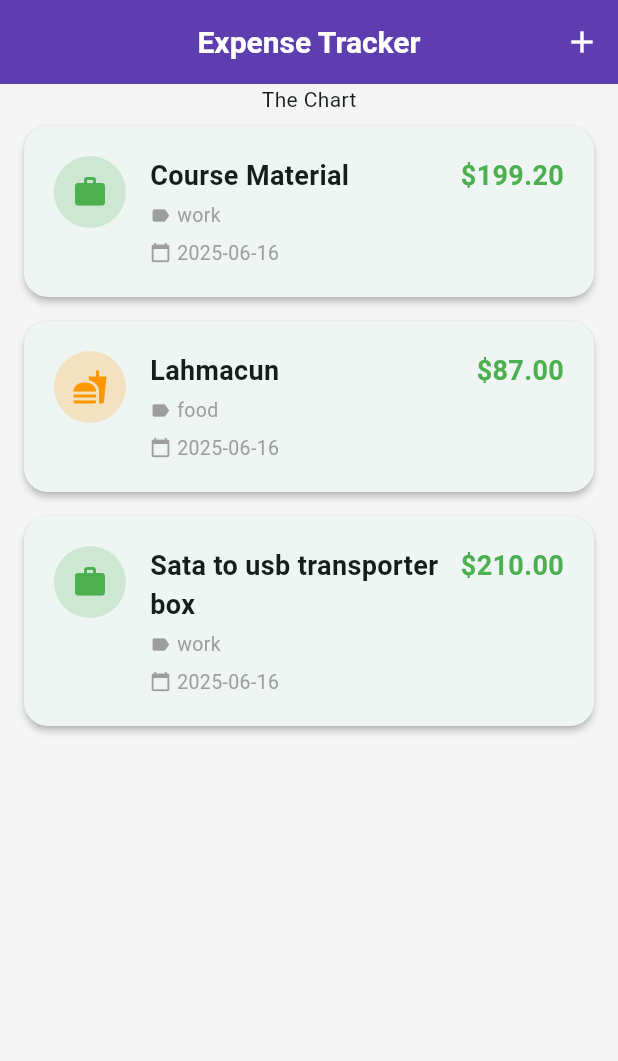
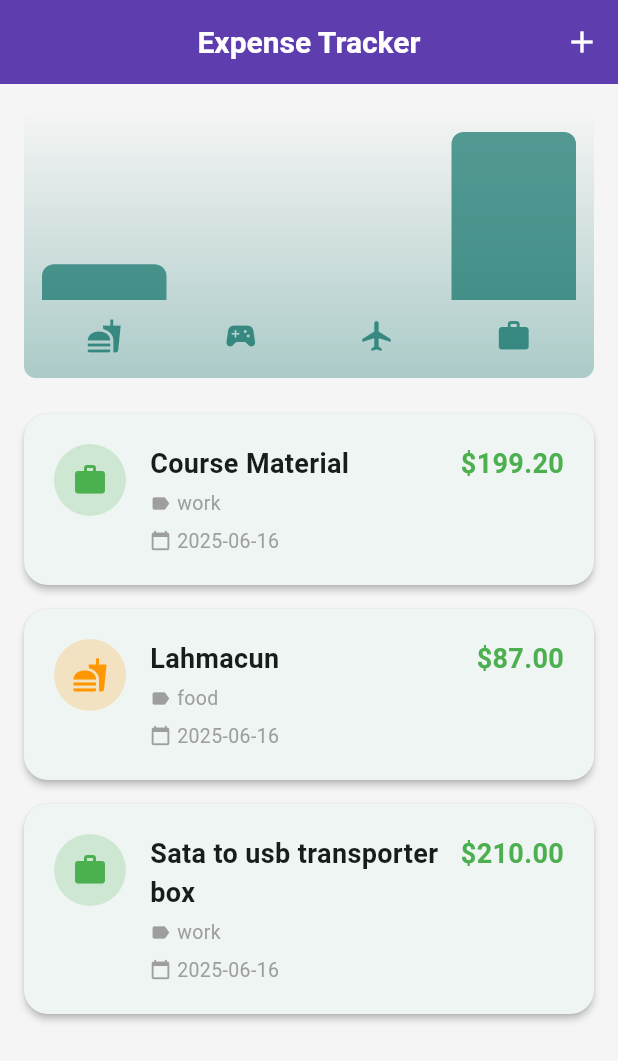
Before and after one commit to bugraozdmr/flutter_course, a Flutter app: the screen it shows after launch, on a phone screen of 412 x 824 dp. Shown: the top 1061 px of the screen. Run offline on Flutter 3.47's test engine with Material 3 defaults, Android fonts, the phone set to English and light mode, and no system bars; our stand-ins replace google_fonts.

Commit message:
expense tracker part 4 and done

```diff
--- a/projects/expense_tracker/lib/models/expense.dart
+++ b/projects/expense_tracker/lib/models/expense.dart
@@ -22,3 +22,18 @@ class Expense {
   final DateTime date;
   final Category category;
 }
+
+class ExpenseBucket {
+  const ExpenseBucket({required this.category, required this.expenses});
+
+  final Category category;
+  final List<Expense> expenses;
+
+  ExpenseBucket.forCategory(List<Expense> allExpenses, this.category)
+    : expenses =
+          allExpenses.where((expense) => expense.category == category).toList();
+
+  double get totalExpenses {
+    return expenses.fold(0, (sum, item) => sum + item.amount);
+  }
+}
--- /dev/null
+++ b/projects/expense_tracker/lib/widgets/chart/chart.dart
@@ -0,0 +1,95 @@
+import 'package:expense_tracker/helpers/helpers.dart';
+import 'package:flutter/material.dart';
+
+import 'package:expense_tracker/widgets/chart/chart_bar.dart';
+import 'package:expense_tracker/models/expense.dart';
+
+class Chart extends StatelessWidget {
+  const Chart({super.key, required this.expenses});
+
+  final List<Expense> expenses;
+
+  List<ExpenseBucket> get buckets {
+    return [
+      ExpenseBucket.forCategory(expenses, Category.food),
+      ExpenseBucket.forCategory(expenses, Category.leisure),
+      ExpenseBucket.forCategory(expenses, Category.travel),
+      ExpenseBucket.forCategory(expenses, Category.work),
+    ];
+  }
+
+  double get maxTotalExpense {
+    double maxTotalExpense = 0;
+
+    for (final bucket in buckets) {
+      if (bucket.totalExpenses > maxTotalExpense) {
+        maxTotalExpense = bucket.totalExpenses;
+      }
+    }
+
+    return maxTotalExpense;
+  }
+
+  @override
+  Widget build(BuildContext context) {
+    final isDarkMode =
+        MediaQuery.of(context).platformBrightness == Brightness.dark;
+    return Container(
+      margin: const EdgeInsets.all(16),
+      padding: const EdgeInsets.symmetric(vertical: 16, horizontal: 8),
+      width: double.infinity,
+      height: 180,
+      decoration: BoxDecoration(
+        borderRadius: BorderRadius.circular(8),
+        gradient: LinearGradient(
+          colors: [
+            Theme.of(context).colorScheme.primary.withOpacity(0.3),
+            Theme.of(context).colorScheme.primary.withOpacity(0.0),
+          ],
+          begin: Alignment.bottomCenter,
+          end: Alignment.topCenter,
+        ),
+      ),
+      child: Column(
+        children: [
+          Expanded(
+            child: Row(
+              crossAxisAlignment: CrossAxisAlignment.end,
+              children: [
+                for (final bucket in buckets) // alternative to map()
+                  ChartBar(
+                    fill:
+                        bucket.totalExpenses == 0
+                            ? 0
+                            : bucket.totalExpenses / maxTotalExpense,
+                  ),
+              ],
+            ),
+          ),
+          const SizedBox(height: 12),
+          Row(
+            children:
+                buckets
+                    .map(
+                      (bucket) => Expanded(
+                        child: Padding(
+                          padding: const EdgeInsets.symmetric(horizontal: 4),
+                          child: Icon(
+                            getCategoryIcon(bucket.category),
+                            color:
+                                isDarkMode
+                                    ? Theme.of(context).colorScheme.secondary
+                                    : Theme.of(
+                                      context,
+                                    ).colorScheme.primary.withOpacity(0.7),
+                          ),
+                        ),
+                      ),
+                    )
+                    .toList(),
+          ),
+        ],
+      ),
+    );
+  }
+}
--- /dev/null
+++ b/projects/expense_tracker/lib/widgets/chart/chart_bar.dart
@@ -0,0 +1,34 @@
+import 'package:flutter/material.dart';
+
+class ChartBar extends StatelessWidget {
+  const ChartBar({super.key, required this.fill});
+
+  final double fill;
+
+  @override
+  Widget build(BuildContext context) {
+    // dynamicly get dark or light mode
+    final isDarkMode =
+        MediaQuery.of(context).platformBrightness == Brightness.dark;
+    return Expanded(
+      child: Padding(
+        padding: const EdgeInsets.symmetric(horizontal: 4),
+        child: FractionallySizedBox(
+          heightFactor: fill,
+          child: DecoratedBox(
+            decoration: BoxDecoration(
+              shape: BoxShape.rectangle,
+              borderRadius: const BorderRadius.vertical(
+                top: Radius.circular(8),
+              ),
+              color:
+                  isDarkMode
+                      ? Theme.of(context).colorScheme.secondary
+                      : Theme.of(context).colorScheme.primary.withOpacity(0.65),
+            ),
+          ),
+        ),
+      ),
+    );
+  }
+}
--- a/projects/expense_tracker/lib/widgets/expenses.dart
+++ b/projects/expense_tracker/lib/widgets/expenses.dart
@@ -1,4 +1,5 @@
 import 'package:expense_tracker/models/expense.dart';
+import 'package:expense_tracker/widgets/chart/chart.dart';
 import 'package:expense_tracker/widgets/expenses/expensesList/expensesList.dart';
 import 'package:expense_tracker/widgets/expenses/newExpsense.dart';
 import 'package:flutter/material.dart';
@@ -90,7 +91,7 @@ class _ExpensesState extends State<Expenses> {
       ),
       body: Column(
         children: [
-          const Text('The Chart'),
+          Chart(expenses: _registeredExpenses),
           Expanded(
             child: ExpensesList(
               expenses: _registeredExpenses,
```
